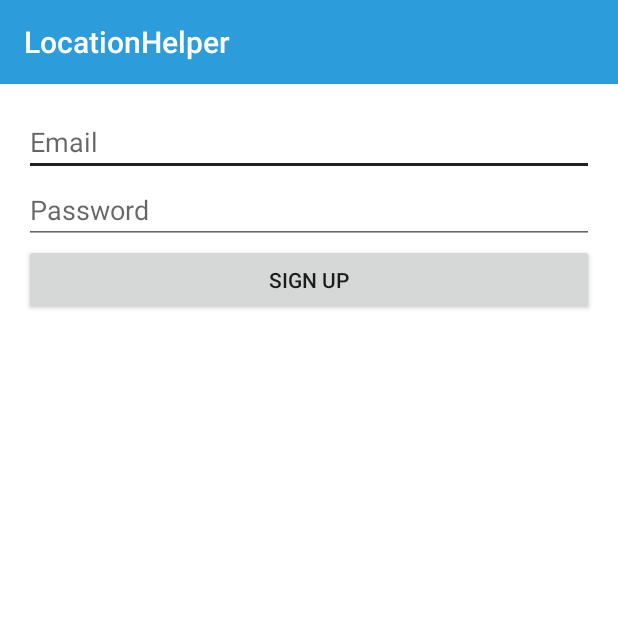
After one commit to missionmini/LocationHelper, an Android app: the SignupActivity screen opened directly, with no data from a screen before it, on a phone screen of 412 x 824 dp, the top half of it. The commit adds this screen. Run offline under Robolectric (Android 15) with nearby library versions, the phone set to English and light mode, and no system bars; our stand-ins replace Firebase (no records; nobody signed in at launch, a user with empty details on screens opened directly).

Commit message:
Added the login/signup activity, Pushing the lattitude and longitude for User

```diff
--- a/app/build.gradle
+++ b/app/build.gradle
@@ -34,7 +34,9 @@ dependencies {
     compile 'com.jakewharton:butterknife:8.5.1'
 
     annotationProcessor 'com.jakewharton:butterknife-compiler:8.5.1'
-    compile 'com.google.firebase:firebase-auth:10.2.4'
+    compile "com.google.firebase:firebase-auth:10.2.4"
+    compile "com.google.firebase:firebase-core:10.2.4"
+    compile "com.google.firebase:firebase-database:10.2.4"
 }
 
 apply plugin: 'com.google.gms.google-services'
--- /dev/null
+++ b/app/src/main/java/com/droidmentor/locationhelper/SignupActivity.java
@@ -0,0 +1,77 @@
+package com.droidmentor.locationhelper;
+
+import android.content.Intent;
+import android.os.Bundle;
+import android.support.annotation.NonNull;
+import android.support.v7.app.AlertDialog;
+import android.support.v7.app.AppCompatActivity;
+import android.view.View;
+import android.widget.Button;
+import android.widget.EditText;
+
+import com.google.android.gms.tasks.OnCompleteListener;
+import com.google.android.gms.tasks.Task;
+import com.google.firebase.auth.AuthResult;
+import com.google.firebase.auth.FirebaseAuth;
+
+public class SignupActivity extends AppCompatActivity {
+
+    protected EditText passwordEditText;
+    protected EditText emailEditText;
+    protected Button signUpButton;
+    private FirebaseAuth mFirebaseAuth;
+
+    @Override
+    protected void onCreate(Bundle savedInstanceState) {
+        super.onCreate(savedInstanceState);
+        setContentView(R.layout.activity_signup);
+
+        // Initialize FirebaseAuth
+        mFirebaseAuth = FirebaseAuth.getInstance();
+
+        passwordEditText = (EditText)findViewById(R.id.passwordField);
+        emailEditText = (EditText)findViewById(R.id.emailField);
+        signUpButton = (Button)findViewById(R.id.signupButton);
+
+        signUpButton.setOnClickListener(new View.OnClickListener() {
+            @Override
+            public void onClick(View v) {
+                String password = passwordEditText.getText().toString();
+                String email = emailEditText.getText().toString();
+
+                password = password.trim();
+                email = email.trim();
+
+                if (password.isEmpty() || email.isEmpty()) {
+                    AlertDialog.Builder builder = new AlertDialog.Builder(SignupActivity.this);
+                    builder.setMessage(R.string.signup_error_message)
+                            .setTitle(R.string.signup_error_title)
+                            .setPositiveButton(android.R.string.ok, null);
+                    AlertDialog dialog = builder.create();
+                    dialog.show();
+                } else {
+                    mFirebaseAuth.createUserWithEmailAndPassword(email, password)
+                            .addOnCompleteListener(SignupActivity.this, new OnCompleteListener<AuthResult>() {
+                                @Override
+                                public void onComplete(@NonNull Task<AuthResult> task) {
+                                    if (task.isSuccessful()) {
+                                        Intent intent = new Intent(SignupActivity.this, MainActivity.class);
+                                        intent.addFlags(Intent.FLAG_ACTIVITY_NEW_TASK);
+                                        intent.addFlags(Intent.FLAG_ACTIVITY_CLEAR_TASK);
+                                        startActivity(intent);
+                                    } else {
+                                        AlertDialog.Builder builder = new AlertDialog.Builder(SignupActivity.this);
+                                        builder.setMessage(task.getException().getMessage())
+                                                .setTitle(R.string.login_error_title)
+                                                .setPositiveButton(android.R.string.ok, null);
+                                        AlertDialog dialog = builder.create();
+                                        dialog.show();
+                                    }
+                                }
+                            });
+                }
+            }
+        });
+    }
+
+}
--- /dev/null
+++ b/app/src/main/res/layout/activity_signup.xml
@@ -0,0 +1,43 @@
+<?xml version="1.0" encoding="utf-8"?>
+<RelativeLayout xmlns:android="http://schemas.android.com/apk/res/android"
+    xmlns:tools="http://schemas.android.com/tools"
+    android:layout_width="match_parent"
+    android:layout_height="match_parent"
+    android:paddingBottom="@dimen/activity_vertical_margin"
+    android:paddingLeft="@dimen/activity_horizontal_margin"
+    android:paddingRight="@dimen/activity_horizontal_margin"
+    android:paddingTop="@dimen/activity_vertical_margin"
+    tools:context="com.droidmentor.locationhelper.SignupActivity" >
+
+    <EditText
+        android:id="@+id/emailField"
+        android:layout_width="match_parent"
+        android:layout_height="wrap_content"
+        android:layout_alignParentLeft="true"
+        android:layout_alignParentTop="true"
+        android:ems="10"
+        android:inputType="textEmailAddress"
+        android:hint="@string/email_hint" >
+
+        <requestFocus />
+    </EditText>
+
+    <EditText
+        android:id="@+id/passwordField"
+        android:layout_width="match_parent"
+        android:layout_height="wrap_content"
+        android:layout_alignLeft="@+id/emailField"
+        android:layout_below="@+id/emailField"
+        android:ems="10"
+        android:inputType="textPassword"
+        android:hint="@string/password_hint" />
+
+    <Button
+        android:id="@+id/signupButton"
+        android:layout_width="match_parent"
+        android:layout_height="wrap_content"
+        android:layout_alignLeft="@+id/passwordField"
+        android:layout_below="@+id/passwordField"
+        android:text="@string/sign_up_button_label" />
+
+</RelativeLayout>
--- a/app/src/main/res/values/strings.xml
+++ b/app/src/main/res/values/strings.xml
@@ -1,4 +1,17 @@
 <resources>
     <string name="app_name">LocationHelper</string>
+    <string name="password_hint">Password</string>
+    <string name="email_hint">Email</string>
+    <string name="sign_up_button_label">Sign Up</string>
+    <string name="signup_error_message">Please make sure you enter an email address and password!</string>
+    <string name="signup_error_title">Error!</string>
+    <string name="signup_success">Account successfully created! You can now Login.</string>
+    <string name="login_error_message">Please make sure you enter an email address and password!</string>
+    <string name="login_error_title">Error!</string>
+    <string name="login_button_label">Login</string>
+    <string name="sign_up_text">Sign Up!</string>
+    <string name="title_activity_login">Sign in</string>
+    <string name="add_item">Add New Item</string>
+    <string name="action_logout">Logout</string>
     <string name="quotedesc">Welcome! Where should we deliver to?</string>
 </resources>
--- a/build.gradle
+++ b/build.gradle
@@ -10,7 +10,7 @@ buildscript {
     }
     dependencies {
         classpath 'com.android.tools.build:gradle:3.0.0'
-        classpath 'com.google.gms:google-services:3.0.0'
+        classpath 'com.google.gms:google-services:3.1.0'
 
         // NOTE: Do not place your application dependencies here; they belong
         // in the individual module build.gradle files
```
Also changed, not shown: app/src/main/AndroidManifest.xml (+9 -7 lines), app/src/main/java/com/droidmentor/locationhelper/LoginActivity.java (added, +86 -0 lines), app/src/main/java/com/droidmentor/locationhelper/MainActivity.java (added, +70 -0 lines), app/src/main/java/com/droidmentor/locationhelper/MyLocationUsingLocationAPI.java (+76 -130 lines), app/src/main/res/layout/activity_login.xml (added, +52 -0 lines), app/src/main/res/layout/activity_main.xml (added, +57 -0 lines), app/src/main/res/layout/menu_main.xml (added, +30 -0 lines), app/src/main/res/layout/toolbar.xml (added, +8 -0 lines), app/src/main/res/drawable/search.png (added), app/src/main/res/drawable/settings.png (added), app/src/main/res/drawable/user.png (added), 1 other file.
